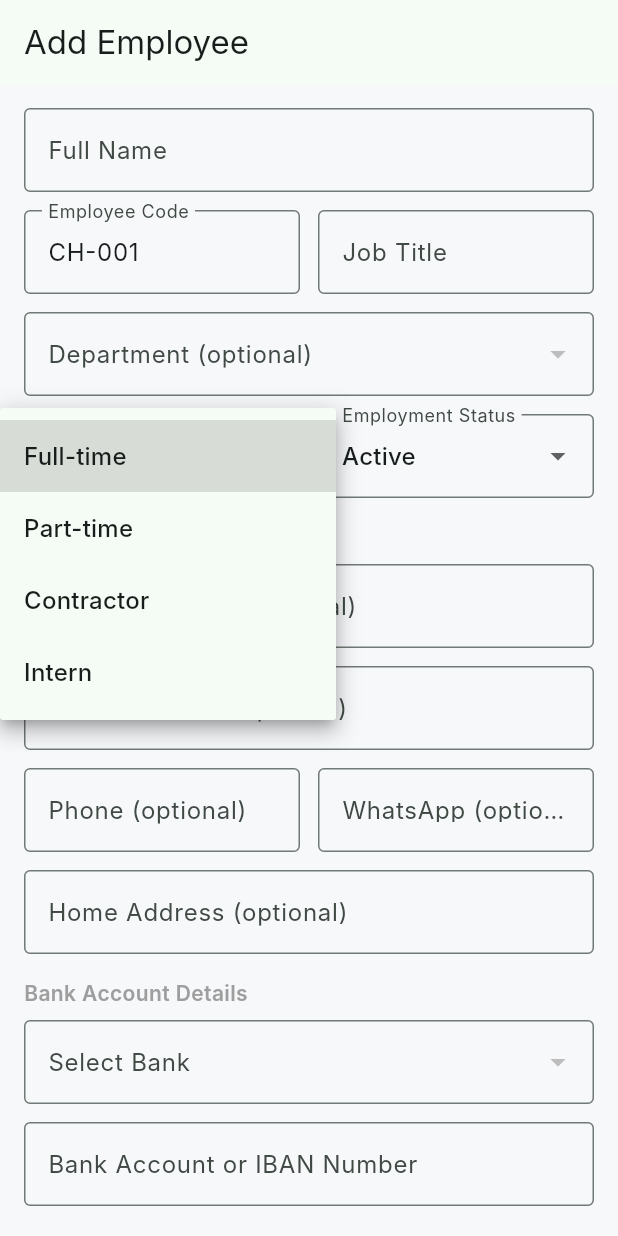
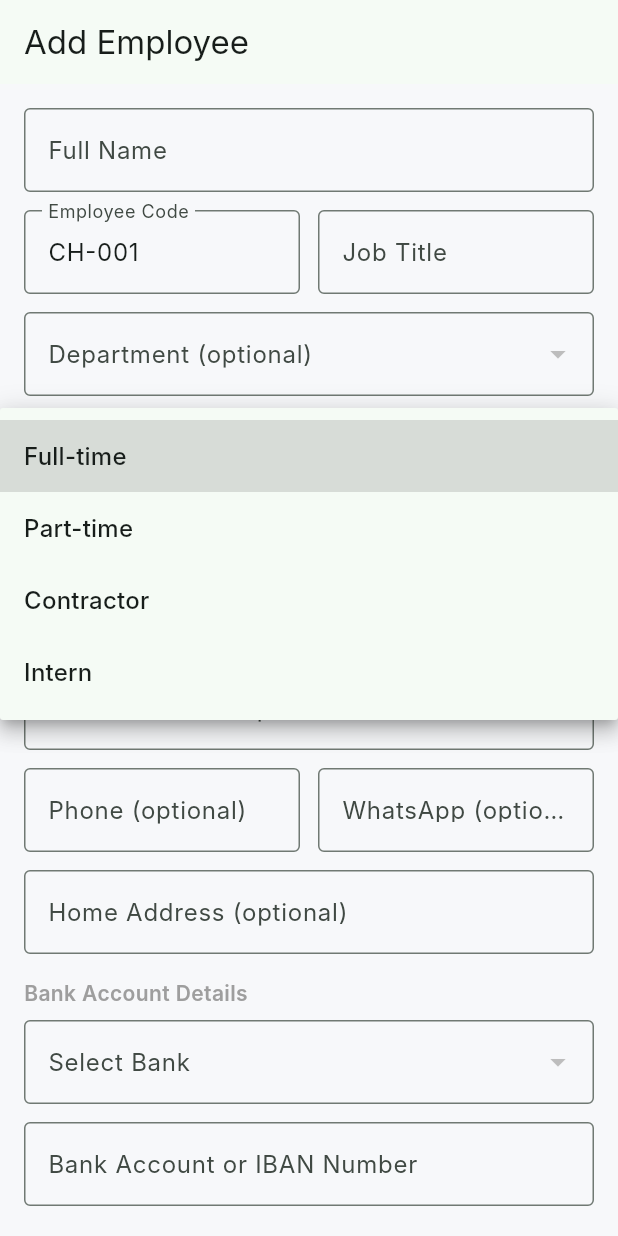
Before and after one commit to waleed52531/corehives, a Flutter app: the AddEmployeeScreen screen opened by its route, after a tap on "Full-time", on a phone screen of 412 x 824 dp. Run offline on Flutter 3.47's test engine with Material 3 defaults, Android fonts, the phone set to English and light mode, and no system bars; our stand-ins replace cloud_firestore, firebase_auth, firebase_core, firebase_storage, flutter_image_compress, flutter_riverpod and 2 more; accounts and stored records are empty; Roboto replaces fonts that are missing (Inter).

Commit message:
update employee status

```diff
--- a/mobile/lib/features/employees/presentation/add_employee_screen.dart
+++ b/mobile/lib/features/employees/presentation/add_employee_screen.dart
@@ -284,10 +284,7 @@ class _AddEmployeeScreenState extends ConsumerState<AddEmployeeScreen> {
               error: (_, __) => const Text('Could not load departments'),
             ),
             const SizedBox(height: 12),
-            Row(
-              children: [
-                Expanded(
-                  child: Builder(
+            Builder(
               builder: (context) {
                 final items = List<String>.from(_employmentTypes);
                 if (!items.contains(_employmentType)) {
@@ -300,26 +297,6 @@ class _AddEmployeeScreenState extends ConsumerState<AddEmployeeScreen> {
                   onChanged: (v) => setState(() => _employmentType = v!),
                 );
               }
-                  ),
-                ),
-                const SizedBox(width: 12),
-                Expanded(
-                  child: Builder(
-                    builder: (context) {
-                      final items = List<String>.from(_employmentStatuses);
-                      if (!items.contains(_employmentStatus)) {
-                        items.add(_employmentStatus);
-                      }
-                      return DropdownButtonFormField<String>(
-                        value: _employmentStatus,
-                        decoration: const InputDecoration(labelText: 'Employment Status', border: OutlineInputBorder()),
-                        items: items.map((s) => DropdownMenuItem(value: s, child: Text(s))).toList(),
-                        onChanged: (v) => setState(() => _employmentStatus = v!),
-                      );
-                    }
-                  ),
-                ),
-              ],
             ),
             const SectionHeader('Contact Info'),
             TextFormField(
@@ -494,10 +471,19 @@ class _AddEmployeeScreenState extends ConsumerState<AddEmployeeScreen> {
               ],
             ),
             const SizedBox(height: 12),
-            TextFormField(
-              controller: _notesCtrl,
-              decoration: const InputDecoration(labelText: 'Notes (optional)', border: OutlineInputBorder()),
-              maxLines: 2,
+            Builder(
+              builder: (context) {
+                final items = List<String>.from(_employmentStatuses);
+                if (!items.contains(_employmentStatus)) {
+                  items.add(_employmentStatus);
+                }
+                return DropdownButtonFormField<String>(
+                  value: _employmentStatus,
+                  decoration: const InputDecoration(labelText: 'Employment Status', border: OutlineInputBorder()),
+                  items: items.map((s) => DropdownMenuItem(value: s, child: Text(s))).toList(),
+                  onChanged: (v) => setState(() => _employmentStatus = v!),
+                );
+              }
             ),
             const SizedBox(height: 24),
             FilledButton(
--- a/mobile/lib/features/employees/presentation/employee_detail_screen.dart
+++ b/mobile/lib/features/employees/presentation/employee_detail_screen.dart
@@ -262,9 +262,6 @@ class _EmploymentTab extends ConsumerWidget {
 
   @override
   Widget build(BuildContext context, WidgetRef ref) {
-    final user = ref.watch(currentAppUserProvider).value;
-    final canManage = user != null && user.can((p) => p.manageEmployees);
-
     return ListView(
       padding: const EdgeInsets.all(16),
       children: [
@@ -273,25 +270,6 @@ class _EmploymentTab extends ConsumerWidget {
         _row(
           'Employment Status',
           employee.employmentStatus,
-          trailing: canManage
-              ? SizedBox(
-                  height: 32,
-                  child: OutlinedButton(
-                    style: OutlinedButton.styleFrom(
-                      padding: const EdgeInsets.symmetric(horizontal: 12),
-                      side: BorderSide(color: employee.employmentStatus == 'Active' ? Colors.red : Colors.green),
-                    ),
-                    onPressed: () async {
-                      final newStatus = employee.employmentStatus == 'Active' ? 'Inactive' : 'Active';
-                      await ref.read(employeeRepositoryProvider).updateEmploymentStatus(employee.id, newStatus);
-                    },
-                    child: Text(
-                      employee.employmentStatus == 'Active' ? 'Mark Inactive' : 'Mark Active',
-                      style: TextStyle(color: employee.employmentStatus == 'Active' ? Colors.red : Colors.green, fontSize: 12),
-                    ),
-                  ),
-                )
-              : null,
         ),
         _row('Joining Date', employee.joiningDate),
         _row('Work Location', employee.workLocation),
```
Lines whose indentation alone changed are shown as unchanged.
